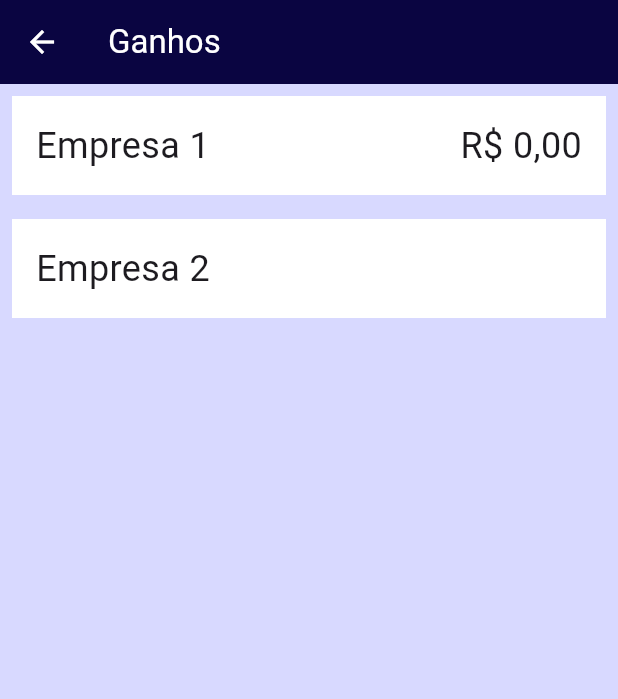
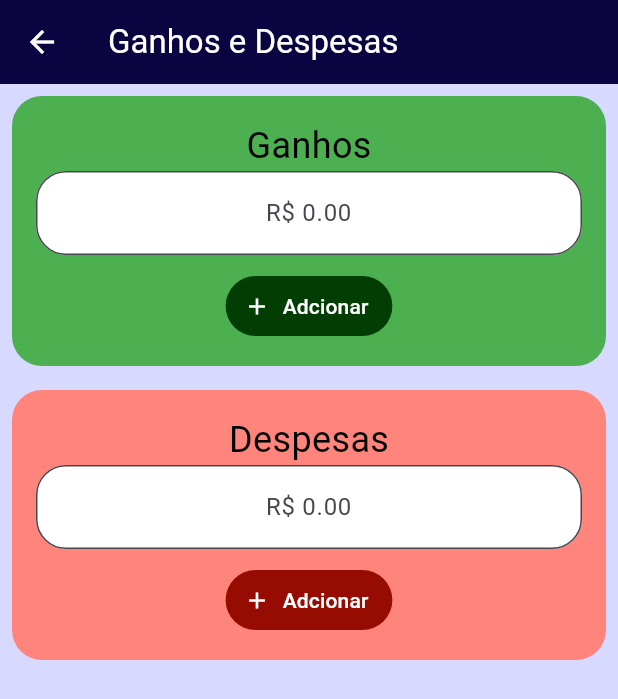
Before and after one commit to Fabricio053/controlador_de_gastos, a Flutter app: the TelaGanhos screen opened directly, on a phone screen of 412 x 824 dp. Shown: the top 699 px of the screen. Run offline on Flutter 3.47's test engine with Material 3 defaults, Android fonts, the phone set to English and light mode, and no system bars; our stand-ins replace calendar_date_picker2, cloud_firestore, firebase_auth, firebase_core, persistent_bottom_nav_bar_v2; missing offline and left inert: draw_graph, flutter_pie_chart; accounts and stored records are empty.

Commit message:
atualização

```diff
--- a/lib/componentes/caixa.dart
+++ b/lib/componentes/caixa.dart
@@ -2,27 +2,43 @@ import 'package:flutter/material.dart';
 import 'package:projeto_f7/cores/cores.dart';
 
 class ContainerCustom extends StatelessWidget {
-  final String label;
-  final String labelRigth;
-  final bool textRigth;
-  const ContainerCustom({super.key, required this.label,  this.labelRigth = '', this.textRigth = false});
+  final String title;
+  final bool isGastos;
+  final TextEditingController controll;
+  final VoidCallback onPressed;
+
+  const ContainerCustom({super.key, required this.title, required this.controll, required this.onPressed, required this.isGastos, });
 
   @override
   Widget build(BuildContext context) {
     return Padding(
       padding: const EdgeInsets.all(8.0),
       child: Container(
+        decoration: BoxDecoration(
+         color: isGastos? const Color.fromARGB(255, 255, 132, 123): Colors.green,
+         borderRadius: BorderRadius.circular(20),
+        ),
               width: 1000,
-              color: MinhasCores.claro,
               child: Padding(
                 padding: const EdgeInsets.all(16),
-                child: Row(
+                child: Column(
                   mainAxisAlignment: MainAxisAlignment.spaceBetween,
                   children: [
-                    Text(label, style: const TextStyle(fontSize: 24),),
-                    Visibility(
-                      visible: textRigth,
-                      child: Text(labelRigth,style: const TextStyle(fontSize: 24)))
+                    Text(title, style: const TextStyle(fontSize: 24, color: MinhasCores.escuro),),
+                    TextField(
+                      controller: controll,
+                      textAlign: TextAlign.center,
+                      keyboardType: TextInputType.number,
+                      decoration: InputDecoration(
+                        hintText: 'R\$ 0.00',
+                      filled: true,
+                      fillColor: MinhasCores.claro,
+                      border: OutlineInputBorder(
+                        borderRadius: BorderRadius.circular(20))
+                      )
+                    ),
+                   const SizedBox(height: 10,),
+                    TextButton.icon(onPressed: onPressed, icon: const Icon(Icons.add, color: MinhasCores.claro,),label: const Text('Adcionar', style: TextStyle(color: MinhasCores.claro)), style:  ButtonStyle(backgroundColor: isGastos? const MaterialStatePropertyAll(Color.fromARGB(255, 151, 12, 2)) : const MaterialStatePropertyAll(Color.fromARGB(255, 2, 61, 4)) )),
                   ],
                 ),
               ),
--- a/lib/telas/ganhos.dart
+++ b/lib/telas/ganhos.dart
@@ -1,21 +1,78 @@
 import 'package:flutter/material.dart';
 import 'package:projeto_f7/componentes/appbar_custom.dart';
 import 'package:projeto_f7/componentes/caixa.dart';
+import 'package:projeto_f7/componentes/notificacao.dart';
 import 'package:projeto_f7/cores/cores.dart';
+import 'package:projeto_f7/firebase/dados_firebase.dart';
 
-class TelaGanhos extends StatelessWidget {
+class TelaGanhos extends StatefulWidget {
   const TelaGanhos({super.key});
 
   @override
+  State<TelaGanhos> createState() => _TelaGanhosState();
+}
+
+class _TelaGanhosState extends State<TelaGanhos> {
+
+  TextEditingController gastosValorController = TextEditingController();
+  TextEditingController ganhosValorController = TextEditingController();
+
+void ganhos(double valor) async{
+  try {
+   await DadosFirebase().adcionarDR('Ganhos', valor);
+    } catch (e) {
+      throw ('Erro ao adicionar dados no Firebase $e');
+    }
+}
+
+void gastos(double valor)async{
+   try {
+   await DadosFirebase().adcionarDR('Despesas', valor);
+    } catch (e) {
+      throw ('Erro ao adicionar dados no Firebase $e');
+    }
+}
+
+  @override
   Widget build(BuildContext context) {
-    return const Scaffold(
+    return Scaffold(
       backgroundColor: MinhasCores.primaria,
-      appBar: AppBarCustom(title: "Ganhos"),
-      body: Column(
-        children: [
-          ContainerCustom(label: 'Empresa 1', labelRigth: "R\$ 0,00", textRigth: true),
-          ContainerCustom(label: 'Empresa 2', labelRigth: "true"),
-        ],
+      appBar: const AppBarCustom(title: "Ganhos e Despesas"),
+      body: SingleChildScrollView(
+        child: Column(
+          children: [
+
+            ContainerCustom(title: 'Ganhos', controll: ganhosValorController, onPressed: (){
+
+              if (ganhosValorController.text.isNotEmpty) {
+                try {
+                  ganhos(double.parse(ganhosValorController.text));
+                  mostrarNotificacao(context, 'Valor adcionado com Sucesso');
+                  ganhosValorController.text = '';
+                } catch (e) {
+                  mostrarNotificacao(context, 'Erro ao tentar adcionar valor');
+                }
+
+              }
+            }, isGastos: false),
+            ContainerCustom(title: 'Despesas', controll: gastosValorController, onPressed: (){
+
+              if (gastosValorController.text.isNotEmpty) {
+                try {
+              gastos(double.parse(gastosValorController.text));
+              mostrarNotificacao(context, 'Valor adcionado com Sucesso');
+              gastosValorController.text = '';
+              } catch (e) {
+                mostrarNotificacao(context, 'Erro ao tentar adcionar valor');
+              }
+              }
+            } , isGastos: true),
+
+            // Padding(padding: const EdgeInsets.all(8.0)
+            // child: List,
+            // )
+          ],
+        ),
       ),
     );
   }
--- a/lib/telas/principal.dart
+++ b/lib/telas/principal.dart
@@ -21,8 +21,6 @@ class _TelaDashboardState extends State<TelaDashboard> {
     return Scaffold(
       backgroundColor: MinhasCores.primaria,
       body: Column(
-        // crossAxisAlignment: CrossAxisAlignment.stretch,
-        // mainAxisAlignment: MainAxisAlignment.spaceBetween,
         children: [
           Expanded(
             child: PersistentTabView(
```
Also changed, not shown: lib/firebase/dados_firebase.dart (+38 -5 lines), lib/main.dart (+10 -4 lines), lib/telas/dasboard.dart (+33 -15 lines), lib/firebase/servicos_firebase.dart (line endings or trailing spaces).
